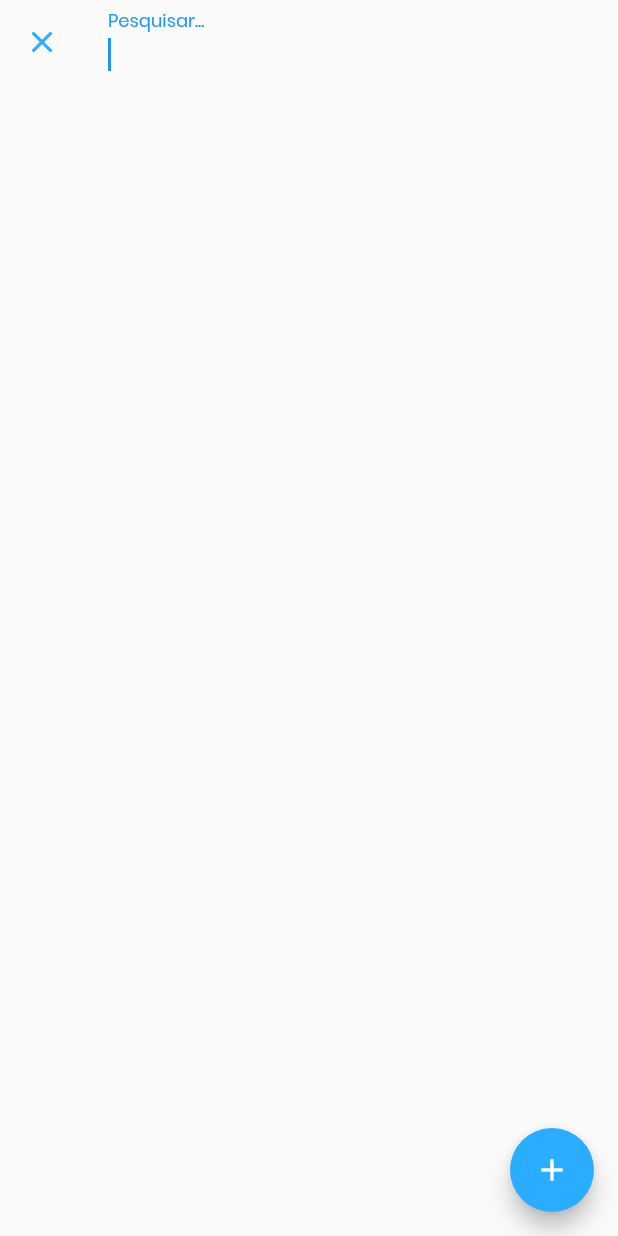
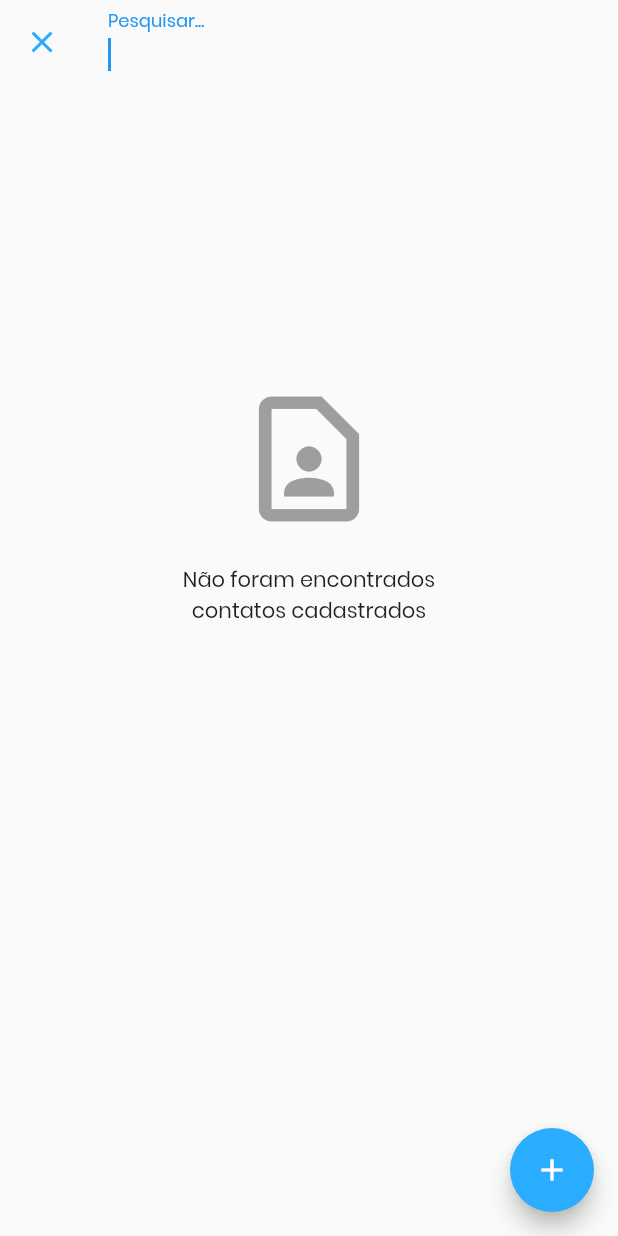
Before and after one commit to mateus-araujo/flutter-contacts, a Flutter app: the HomeView screen opened by its route, after a tap on the "search" icon, on a phone screen of 412 x 824 dp. Run offline on Flutter 3.47's test engine with Material 2 defaults, Android fonts, the phone set to English and light mode, and no system bars; our stand-ins replace camera, dartz, flutter_mobx, flutter_multi_formatter, form_validator, get_it and 3 more; missing offline and left inert: image_crop; accounts and stored records are empty; generated files the repository leaves out were written again; statements that could not run were skipped.

Commit message:
feat(home): improves home with empty state and widget

```diff
--- a/lib/app/android/views/home/home.view.dart
+++ b/lib/app/android/views/home/home.view.dart
@@ -1,10 +1,12 @@
-import 'package:contacts/app/android/widgets/loading.widget.dart';
-import 'package:contacts/app/navigation/routes.dart';
 import 'package:flutter/material.dart';
 import 'package:flutter_mobx/flutter_mobx.dart';
 import 'package:get_it/get_it.dart';
 
-import 'package:contacts/app/shared/controllers/home_controller.dart';
+import 'package:contacts/app/android/widgets/empty_message.widget.dart';
+import 'package:contacts/app/android/widgets/loading.widget.dart';
+import 'package:contacts/app/navigation/routes.dart';
+import 'package:contacts/app/shared/controllers/home/home_controller.dart';
+import 'package:contacts/app/shared/controllers/home/home_state.dart';
 import 'package:contacts/domain/entities/contact.dart';
 
 import 'widgets/contact_list_item.widget.dart';
@@ -32,9 +34,14 @@ class _HomeViewState extends State<HomeView> {
         preferredSize: Size.fromHeight(kToolbarHeight),
       ),
       body: Observer(builder: (_) {
-        if (_controller.loading) {
+        switch (_controller.state) {
+          case HomeState.loading:
             return Loading();
-        } else {
+          case HomeState.empty:
+            return EmptyMessage(
+                icon: Icons.contact_page_outlined,
+                message: 'Não foram encontrados contatos cadastrados');
+          default:
             return ListView.builder(
               itemCount: _controller.contacts.length,
               itemBuilder: (context, index) => ContactListItem(
--- a/lib/app/android/views/home/widgets/search_appbar.widget.dart
+++ b/lib/app/android/views/home/widgets/search_appbar.widget.dart
@@ -2,7 +2,7 @@ import 'package:flutter/material.dart';
 import 'package:flutter_mobx/flutter_mobx.dart';
 import 'package:get_it/get_it.dart';
 
-import 'package:contacts/app/shared/controllers/home_controller.dart';
+import 'package:contacts/app/shared/controllers/home/home_controller.dart';
 
 class SearchAppBar extends StatelessWidget {
   final _controller = GetIt.instance.get<HomeController>();
--- /dev/null
+++ b/lib/app/android/widgets/empty_message.widget.dart
@@ -0,0 +1,37 @@
+import 'package:flutter/material.dart';
+
+class EmptyMessage extends StatelessWidget {
+  final IconData icon;
+  final String message;
+
+  const EmptyMessage({
+    Key? key,
+    required this.icon,
+    required this.message,
+  }) : super(key: key);
+
+  @override
+  Widget build(BuildContext context) {
+    return Center(
+      child: Container(
+        width: 200,
+        padding: EdgeInsets.only(top: 200),
+        child: Column(
+          mainAxisAlignment: MainAxisAlignment.start,
+          children: [
+            Icon(
+              icon,
+              size: 100,
+              color: Colors.grey,
+            ),
+            SizedBox(height: 20),
+            Text(
+              message,
+              textAlign: TextAlign.center,
+            ),
+          ],
+        ),
+      ),
+    );
+  }
+}
--- a/lib/app/shared/bindings.dart
+++ b/lib/app/shared/bindings.dart
@@ -1,7 +1,7 @@
 import 'package:camera/camera.dart';
 import 'package:get_it/get_it.dart';
 
-import 'package:contacts/app/shared/controllers/home_controller.dart';
+import 'package:contacts/app/shared/controllers/home/home_controller.dart';
 import 'package:contacts/data/repositories/contact_repository.dart';
 import 'package:contacts/device/databases/sqflite_database.dart';
 import 'package:contacts/device/repositories/sqflite_repository.dart';
--- a/lib/app/shared/controllers/home_controller.dart
+++ b/lib/app/shared/controllers/home/home_controller.dart
@@ -1,8 +1,10 @@
 import 'package:get_it/get_it.dart';
 import 'package:mobx/mobx.dart';
 
+import 'package:contacts/data/repositories/contact_repository.dart';
 import 'package:contacts/domain/entities/contact.dart';
-import 'package:contacts/data/repositories/contact_repository.dart';
+
+import 'home_state.dart';
 
 part 'home_controller.g.dart';
 
@@ -10,7 +12,7 @@ class HomeController = _HomeController with _$HomeController;
 
 abstract class _HomeController with Store {
   @observable
-  bool loading = false;
+  HomeState state = HomeState.empty;
 
   @observable
   bool showSearch = false;
@@ -25,10 +27,10 @@ abstract class _HomeController with Store {
 
   @action
   search(String name) async {
-    loading = true;
+    state = HomeState.loading;
     final repository = GetIt.instance.get<ContactRepository>();
 
-    final data = await repository.searchByName(name);
+    final result = await repository.searchByName(name);
 
     if (contacts.isNotEmpty) {
       contacts.clear();
@@ -36,7 +38,16 @@ abstract class _HomeController with Store {
 
     await Future.delayed(Duration(milliseconds: 300));
 
-    data.fold((l) => null, (r) => contacts.addAll(r));
-    loading = false;
+    result.fold(
+      (_) => state = HomeState.error,
+      (list) {
+        if (list.isEmpty) {
+          state = HomeState.empty;
+        } else {
+          contacts.addAll(list);
+          state = HomeState.success;
+        }
+      },
+    );
   }
 }
--- /dev/null
+++ b/lib/app/shared/controllers/home/home_state.dart
@@ -0,0 +1,6 @@
+enum HomeState {
+  empty,
+  loading,
+  success,
+  error,
+}
```
Also changed, not shown: lib/app/shared/controllers/home/home_controller.g.dart. Lines whose indentation alone changed are shown as unchanged.
